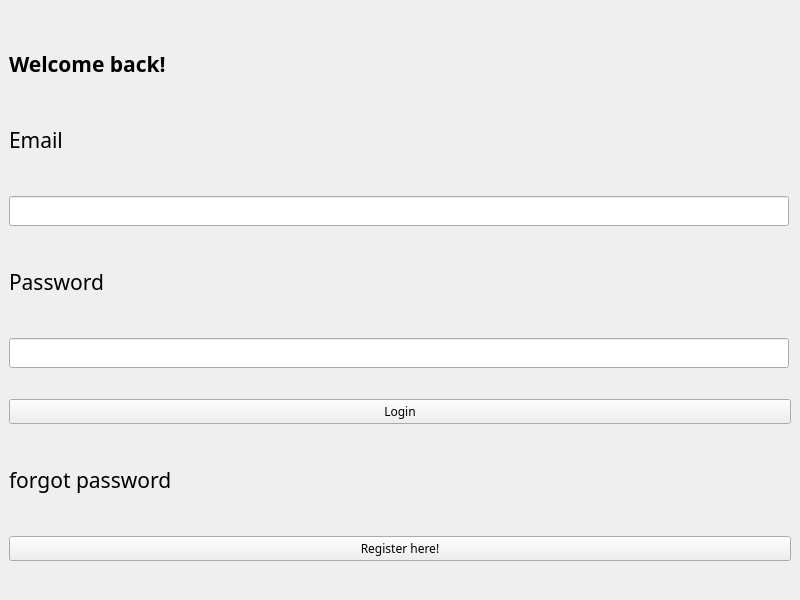
Above: ui/login.ui from chaunamthong2015-ui/PTA39-SPCK before the change. Below: the same form after it.
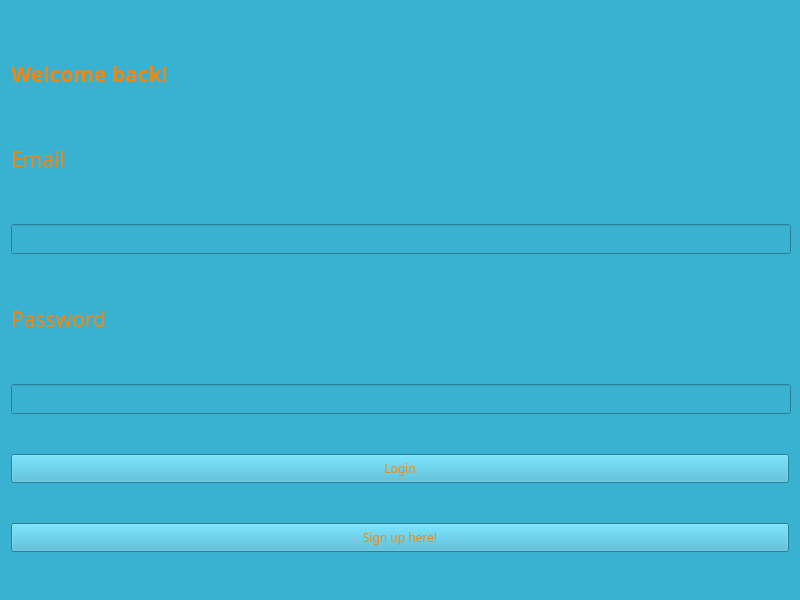
That is the form after the change. Icons and pictures are not drawn.

Diff of the .ui file:
```diff
--- a/ui/login.ui
+++ b/ui/login.ui
@@ -25,6 +25,10 @@
   <property name="windowTitle">
    <string>MainWindow</string>
   </property>
+  <property name="styleSheet">
+   <string notr="true"># centralwidget :
+	background: rgb(5, 251, 255);</string>
+  </property>
   <widget class="QWidget" name="centralwidget">
    <property name="minimumSize">
     <size>
@@ -38,9 +42,18 @@
      <height>600</height>
     </size>
    </property>
-   <layout class="QVBoxLayout" name="verticalLayout">
-    <item>
-     <widget class="QLabel" name="label">
+   <property name="styleSheet">
+    <string notr="true">background-color: #39B1D1 ;</string>
+   </property>
+   <widget class="QLabel" name="title">
+    <property name="geometry">
+     <rect>
+      <x>11</x>
+      <y>49</y>
+      <width>250</width>
+      <height>50</height>
+     </rect>
+    </property>
       <property name="minimumSize">
        <size>
         <width>250</width>
@@ -65,8 +78,8 @@
        <enum>Qt::LeftToRight</enum>
       </property>
       <property name="styleSheet">
-       <string notr="true"># label:
-	color : rgb(255, 29, 176)
+     <string notr="true">color : #F6850C ;
+
 </string>
       </property>
       <property name="text">
@@ -76,34 +89,15 @@
        <set>Qt::AlignLeading|Qt::AlignLeft|Qt::AlignVCenter</set>
       </property>
      </widget>
-    </item>
-    <item>
-     <widget class="QLabel" name="label_2">
-      <property name="minimumSize">
-       <size>
-        <width>135</width>
-        <height>50</height>
-       </size>
-      </property>
-      <property name="maximumSize">
-       <size>
-        <width>135</width>
-        <height>50</height>
-       </size>
-      </property>
-      <property name="font">
-       <font>
-        <family>Arial Black</family>
-        <pointsize>16</pointsize>
-       </font>
-      </property>
-      <property name="text">
-       <string>Email</string>
-      </property>
-     </widget>
-    </item>
-    <item>
      <widget class="QLineEdit" name="email">
+    <property name="geometry">
+     <rect>
+      <x>11</x>
+      <y>224</y>
+      <width>780</width>
+      <height>30</height>
+     </rect>
+    </property>
       <property name="minimumSize">
        <size>
         <width>780</width>
@@ -116,6 +110,10 @@
         <height>30</height>
        </size>
       </property>
+    <property name="styleSheet">
+     <string notr="true">background-color: #fffff ;
+</string>
+    </property>
       <property name="inputMask">
        <string/>
       </property>
@@ -129,9 +127,15 @@
        <bool>false</bool>
       </property>
      </widget>
-    </item>
-    <item>
      <widget class="QLabel" name="label_3">
+    <property name="geometry">
+     <rect>
+      <x>11</x>
+      <y>294</y>
+      <width>150</width>
+      <height>50</height>
+     </rect>
+    </property>
       <property name="minimumSize">
        <size>
         <width>150</width>
@@ -150,13 +154,23 @@
         <pointsize>16</pointsize>
        </font>
       </property>
+    <property name="styleSheet">
+     <string notr="true">color : #F6850C ;
+</string>
+    </property>
       <property name="text">
        <string>Password</string>
       </property>
      </widget>
-    </item>
-    <item>
      <widget class="QLineEdit" name="password">
+    <property name="geometry">
+     <rect>
+      <x>11</x>
+      <y>384</y>
+      <width>780</width>
+      <height>30</height>
+     </rect>
+    </property>
       <property name="minimumSize">
        <size>
         <width>780</width>
@@ -169,6 +183,9 @@
         <height>30</height>
        </size>
       </property>
+    <property name="styleSheet">
+     <string notr="true"/>
+    </property>
       <property name="inputMask">
        <string/>
       </property>
@@ -182,30 +199,100 @@
        <bool>false</bool>
       </property>
      </widget>
-    </item>
-    <item>
      <widget class="QPushButton" name="login">
+    <property name="geometry">
+     <rect>
+      <x>11</x>
+      <y>454</y>
+      <width>778</width>
+      <height>29</height>
+     </rect>
+    </property>
+    <property name="minimumSize">
+     <size>
+      <width>778</width>
+      <height>29</height>
+     </size>
+    </property>
+    <property name="maximumSize">
+     <size>
+      <width>778</width>
+      <height>29</height>
+     </size>
+    </property>
       <property name="font">
        <font>
         <family>Arial Black</family>
        </font>
       </property>
+    <property name="styleSheet">
+     <string notr="true">color : #F6850C ;
+</string>
+    </property>
       <property name="text">
        <string>Login</string>
       </property>
-     </widget>
-    </item>
-    <item>
-     <widget class="QLabel" name="label_4">
+    <property name="icon">
+     <iconset>
+      <normaloff>../assets/icons/icons8-login-60.png</normaloff>../assets/icons/icons8-login-60.png</iconset>
+    </property>
+   </widget>
+   <widget class="QPushButton" name="nav_register">
+    <property name="geometry">
+     <rect>
+      <x>11</x>
+      <y>523</y>
+      <width>778</width>
+      <height>29</height>
+     </rect>
+    </property>
       <property name="minimumSize">
        <size>
-        <width>250</width>
+      <width>778</width>
+      <height>29</height>
+     </size>
+    </property>
+    <property name="maximumSize">
+     <size>
+      <width>778</width>
+      <height>29</height>
+     </size>
+    </property>
+    <property name="font">
+     <font>
+      <family>Arial Black</family>
+     </font>
+    </property>
+    <property name="styleSheet">
+     <string notr="true">color : #F6850C ;
+</string>
+    </property>
+    <property name="text">
+     <string>Sign up here!</string>
+    </property>
+    <property name="icon">
+     <iconset>
+      <normaloff>../assets/icons/icons8-register-60.png</normaloff>../assets/icons/icons8-register-60.png</iconset>
+    </property>
+   </widget>
+   <widget class="QLabel" name="label_2">
+    <property name="geometry">
+     <rect>
+      <x>11</x>
+      <y>134</y>
+      <width>135</width>
         <height>50</height>
+     </rect>
+    </property>
+    <property name="minimumSize">
+     <size>
+      <width>135</width>
+      <height>50</height>
        </size>
       </property>
       <property name="maximumSize">
        <size>
-        <width>250</width>
+      <width>135</width>
         <height>50</height>
        </size>
       </property>
@@ -215,24 +302,14 @@
         <pointsize>16</pointsize>
        </font>
       </property>
-      <property name="text">
-       <string>forgot password</string>
-      </property>
-     </widget>
-    </item>
-    <item>
-     <widget class="QPushButton" name="pushButton">
-      <property name="font">
-       <font>
-        <family>Arial Black</family>
-       </font>
-      </property>
+    <property name="styleSheet">
+     <string notr="true">color : #F6850C ;
+</string>
+    </property>
       <property name="text">
-       <string>Register here!</string>
-      </property>
-     </widget>
-    </item>
-   </layout>
+     <string>Email</string>
+    </property>
+   </widget>
   </widget>
  </widget>
  <resources/>
```
Lines whose indentation alone changed are shown as unchanged.
